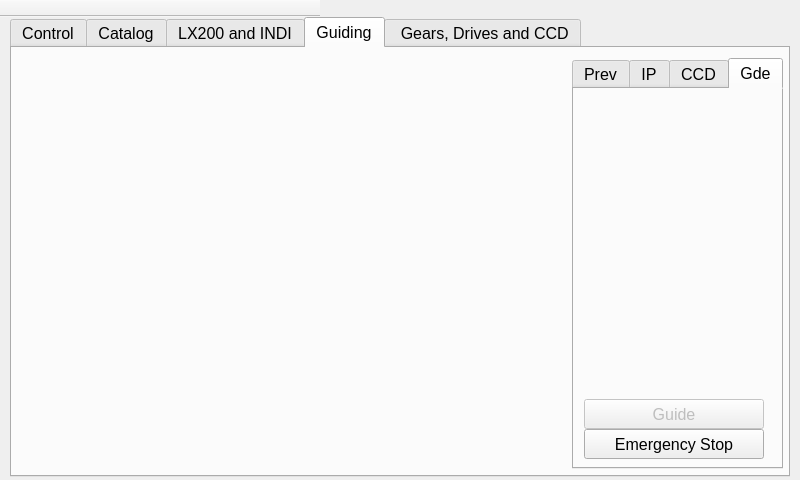
This is mainwindow.ui in selste/TwoStepperControl as Qt 5 draws it before an edit. The edited form follows.
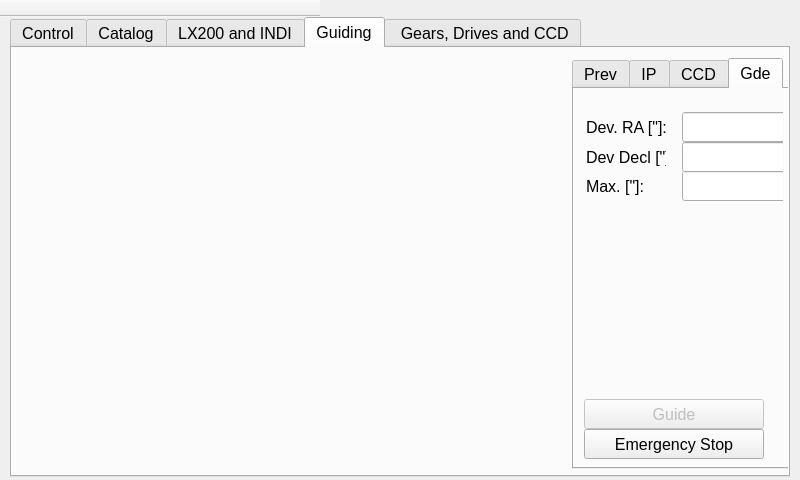
This is the edited form. The open tabs and pages were chosen to show the change.

```diff
--- a/mainwindow.ui
+++ b/mainwindow.ui
@@ -1238,7 +1238,7 @@
        <rect>
         <x>560</x>
         <y>10</y>
-        <width>211</width>
+        <width>221</width>
         <height>411</height>
        </rect>
       </property>
@@ -2017,6 +2017,150 @@
          <string>Guide</string>
         </property>
        </widget>
+       <widget class="QWidget" name="layoutWidget">
+        <property name="geometry">
+         <rect>
+          <x>1</x>
+          <y>12</y>
+          <width>208</width>
+          <height>104</height>
+         </rect>
+        </property>
+        <layout class="QGridLayout" name="gridLayout_8">
+         <item row="0" column="0">
+          <widget class="QLabel" name="lDevX">
+           <property name="minimumSize">
+            <size>
+             <width>90</width>
+             <height>30</height>
+            </size>
+           </property>
+           <property name="maximumSize">
+            <size>
+             <width>80</width>
+             <height>30</height>
+            </size>
+           </property>
+           <property name="text">
+            <string>Dev. RA [&quot;]:</string>
+           </property>
+          </widget>
+         </item>
+         <item row="0" column="1">
+          <widget class="QLineEdit" name="leXDev">
+           <property name="sizePolicy">
+            <sizepolicy hsizetype="Fixed" vsizetype="Fixed">
+             <horstretch>0</horstretch>
+             <verstretch>0</verstretch>
+            </sizepolicy>
+           </property>
+           <property name="minimumSize">
+            <size>
+             <width>110</width>
+             <height>30</height>
+            </size>
+           </property>
+           <property name="maximumSize">
+            <size>
+             <width>110</width>
+             <height>30</height>
+            </size>
+           </property>
+           <property name="readOnly">
+            <bool>true</bool>
+           </property>
+          </widget>
+         </item>
+         <item row="1" column="0">
+          <widget class="QLabel" name="lDevY">
+           <property name="minimumSize">
+            <size>
+             <width>80</width>
+             <height>30</height>
+            </size>
+           </property>
+           <property name="maximumSize">
+            <size>
+             <width>80</width>
+             <height>30</height>
+            </size>
+           </property>
+           <property name="text">
+            <string>Dev Decl [&quot;]:</string>
+           </property>
+          </widget>
+         </item>
+         <item row="1" column="1">
+          <widget class="QLineEdit" name="leYDev">
+           <property name="sizePolicy">
+            <sizepolicy hsizetype="Fixed" vsizetype="Fixed">
+             <horstretch>0</horstretch>
+             <verstretch>0</verstretch>
+            </sizepolicy>
+           </property>
+           <property name="minimumSize">
+            <size>
+             <width>110</width>
+             <height>30</height>
+            </size>
+           </property>
+           <property name="maximumSize">
+            <size>
+             <width>110</width>
+             <height>30</height>
+            </size>
+           </property>
+           <property name="readOnly">
+            <bool>true</bool>
+           </property>
+          </widget>
+         </item>
+         <item row="2" column="0">
+          <widget class="QLabel" name="lMaxGuideErr">
+           <property name="minimumSize">
+            <size>
+             <width>80</width>
+             <height>30</height>
+            </size>
+           </property>
+           <property name="maximumSize">
+            <size>
+             <width>80</width>
+             <height>30</height>
+            </size>
+           </property>
+           <property name="text">
+            <string>Max. [&quot;]:</string>
+           </property>
+          </widget>
+         </item>
+         <item row="2" column="1">
+          <widget class="QLineEdit" name="leMaxGuideErr">
+           <property name="sizePolicy">
+            <sizepolicy hsizetype="Fixed" vsizetype="Fixed">
+             <horstretch>0</horstretch>
+             <verstretch>0</verstretch>
+            </sizepolicy>
+           </property>
+           <property name="minimumSize">
+            <size>
+             <width>110</width>
+             <height>30</height>
+            </size>
+           </property>
+           <property name="maximumSize">
+            <size>
+             <width>110</width>
+             <height>30</height>
+            </size>
+           </property>
+           <property name="readOnly">
+            <bool>true</bool>
+           </property>
+          </widget>
+         </item>
+        </layout>
+       </widget>
       </widget>
      </widget>
     </widget>
```
Left out of the diff: 4 changed lines with no effect on the pictures.
